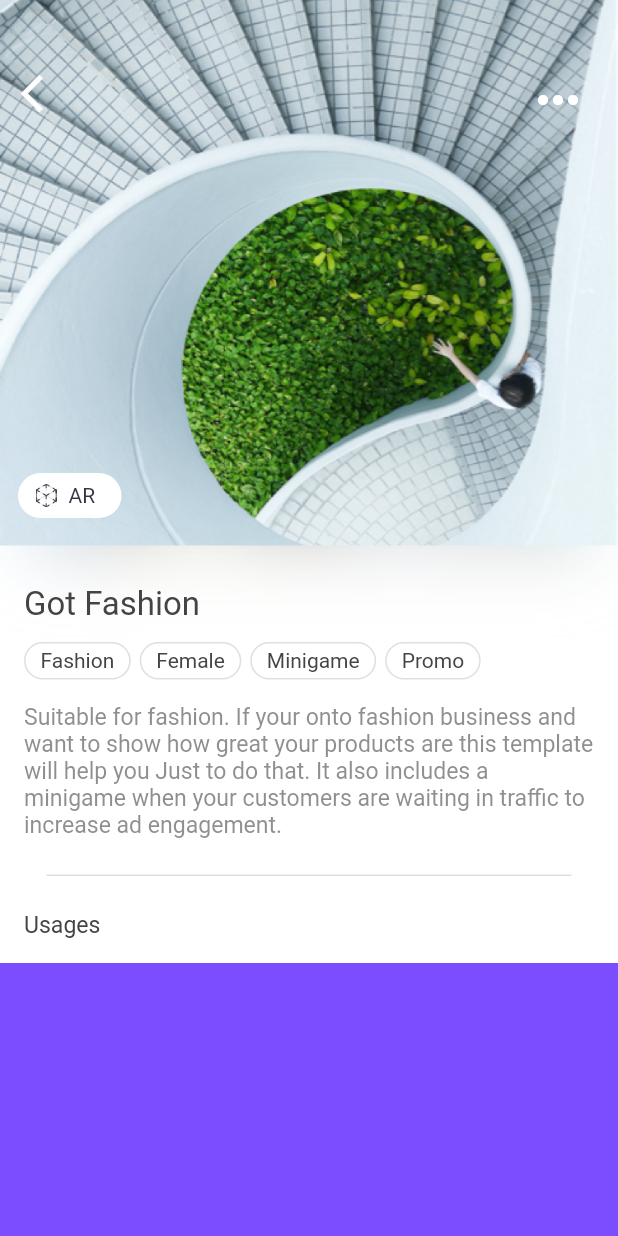
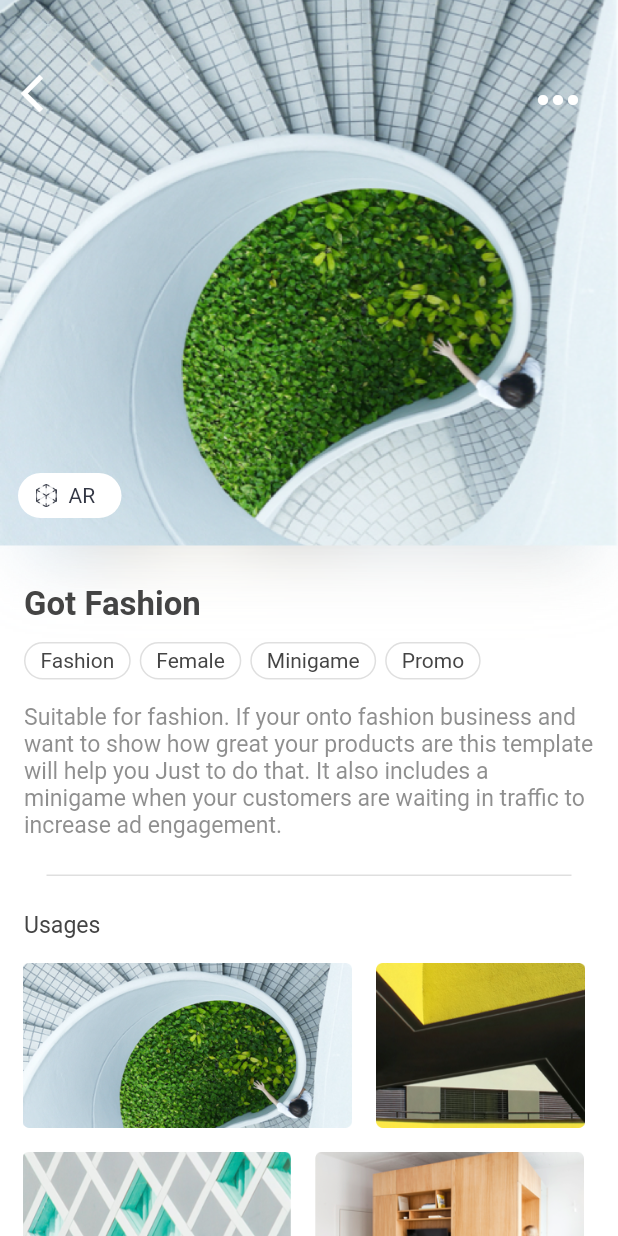
Before and after one commit to KlayThompson/Adboards, a Flutter app: the TemplateDetailsPage screen opened directly, on a phone screen of 412 x 824 dp. Run offline on Flutter 3.47's test engine with Material 2 defaults, Android fonts, the phone set to English and light mode, and no system bars; our stand-ins replace fluro, flutter_screenutil; statements that could not run were skipped.

Commit message:
finish template detail page

```diff
--- a/adboards/lib/pages/template_details_page.dart
+++ b/adboards/lib/pages/template_details_page.dart
@@ -1,5 +1,7 @@
+import 'package:adboards/routes/routes.dart';
 import 'package:adboards/widget/ar_icon_widget.dart';
 import 'package:adboards/widget/custom_appbar_widget.dart';
+import 'package:adboards/widget/main_button_widget.dart';
 import 'package:adboards/widget/tag_widget.dart';
 import 'package:flutter/material.dart';
 import 'package:flutter_screenutil/flutter_screenutil.dart';
@@ -8,6 +10,7 @@ import 'package:adboards/provider/template_details_provider.dart';
 
 class TemplateDetailsPage extends StatelessWidget {
   final String topImgAsset = 'resources/img/top_img1.png';
+  final String forwardAsset = 'resources/img/arrow_forward.png';
 
   @override
   Widget build(BuildContext context) {
@@ -65,12 +68,8 @@ class TemplateDetailsPage extends StatelessWidget {
             ],
           ),
         ),
-//        SizedBox(height: 100,),
-        Container(
-          height: 1600,
-          color: Colors.deepPurpleAccent,
-          child: Center(child: Text('text'),),
-        )
+        _imgWrapWidget(),
+        _nextButtonWidget(context)
       ],
     );
   }
@@ -96,7 +95,7 @@ class TemplateDetailsPage extends StatelessWidget {
       child: Column(
         crossAxisAlignment: CrossAxisAlignment.start,
         children: <Widget>[
-          Text('Got Fashion',style: TextStyle(fontSize: ScreenUtil().setSp(20), color: Color(0xff444444)),),
+          Text('Got Fashion',style: TextStyle(fontSize: ScreenUtil().setSp(20), color: Color(0xff444444),fontWeight: FontWeight.bold),),
           _tagsWidget(),
           Text(
               'Suitable for fashion. If your onto fashion business and want to show how great your products are this template will help you Just to do that. It also includes a minigame when your customers are waiting in traffic to increase ad engagement.',
@@ -137,4 +136,60 @@ class TemplateDetailsPage extends StatelessWidget {
       ),
     );
   }
+
+  Widget _imgWrapWidget() {
+    List<String> images = ['resources/img/template_detail_img1.png','resources/img/template_detail_img2.png','resources/img/template_detail_img3.png','resources/img/template_detail_img4.png'];
+    int index = 0;
+    List<Widget> imagesWidget = images.map((image) {
+      double itemWidth = 0;
+      switch (index){
+        case 0:
+          itemWidth = ScreenUtil().setWidth(200);
+          break;
+        case 1:
+          itemWidth = ScreenUtil().setWidth(127);
+          break;
+        case 2:
+          itemWidth = ScreenUtil().setWidth(163);
+          break;
+        case 3:
+          itemWidth = ScreenUtil().setWidth(163);
+          break;
+        default:
+          break;
+      }
+      Widget child = Image.asset(image,fit: BoxFit.fill,width: itemWidth,);
+      index++;
+      return child;
+
+    }).toList();
+    return Container(
+      padding: EdgeInsets.fromLTRB(15, 0, 15, 0),
+      child: Wrap(
+//        alignment: WrapAlignment.spaceBetween,
+        spacing: 16,
+        runSpacing: 16,
+        children: imagesWidget,
+      ),
+    );
+  }
+
+  Widget _nextButtonWidget(BuildContext context) {
+    return Container(
+      padding: EdgeInsets.only(top: 20),
+      decoration: BoxDecoration(
+          gradient: LinearGradient(
+              colors: [Colors.white, Color.fromARGB(1, 250, 250, 250)],
+              begin: Alignment.topCenter,
+              end: Alignment.bottomCenter
+          )
+      ),
+      child: InkWell(
+        onTap: () {
+          Routes.navigateTo(context, Routes.editor);
+        },
+        child: MainButtonWidget(icon: forwardAsset, title: 'Use'),
+      ),
+    );
+  }
 }
--- /dev/null
+++ b/adboards/lib/pages/template_editor_page.dart
@@ -0,0 +1,13 @@
+import 'package:flutter/material.dart';
+
+class TemplateEditorPage extends StatelessWidget {
+  @override
+  Widget build(BuildContext context) {
+    return Scaffold(
+        appBar: AppBar(
+          title: Text('appbarTitle'),
+        ),
+        body: Container(child: Center(child: Text('text'),),)
+    );
+  }
+}
--- a/adboards/lib/routes/route_handler.dart
+++ b/adboards/lib/routes/route_handler.dart
@@ -4,6 +4,7 @@ import 'package:adboards/pages/category_page.dart';
 import 'package:adboards/pages/choose_template_page.dart';
 import 'package:adboards/pages/expertise_level_page.dart';
 import 'package:adboards/pages/template_details_page.dart';
+import 'package:adboards/pages/template_editor_page.dart';
 import 'package:fluro/fluro.dart';
 import 'package:flutter/material.dart';
 import 'package:adboards/pages/login_page.dart';
@@ -42,6 +43,10 @@ var detailsHandler = Handler(handlerFunc: (BuildContext context, Map<String, dyn
   return TemplateDetailsPage();
 });
 
+var editorHandler = Handler(handlerFunc: (BuildContext context, Map<String, dynamic>params) {
+  return TemplateEditorPage();
+});
+
 // 网页加载 - 示例：传多个字符串参数
 //var webViewHandler =
 //Handler(handlerFunc: (BuildContext context, Map<String, dynamic> params) {
--- a/adboards/lib/routes/routes.dart
+++ b/adboards/lib/routes/routes.dart
@@ -14,6 +14,8 @@ class Routes {
   static String form = '/form'; // form
   static String choose = '/choose'; // choose template
   static String details = '/details'; // choose template
+  static String editor = '/editor'; // template editor
+
 
 
   static String webView = '/webView'; // 网页加载
@@ -34,6 +36,7 @@ class Routes {
     router.define(form, handler: formHandler);
     router.define(choose, handler: chooseHandler);
     router.define(details, handler: detailsHandler);
+    router.define(editor, handler: editorHandler);
 
 //    router.define(webView, handler: webViewHandler); // 网页加载
 //    router.define(wxSharePay, handler: wxSharePayHandler); // 测试model传参
```
